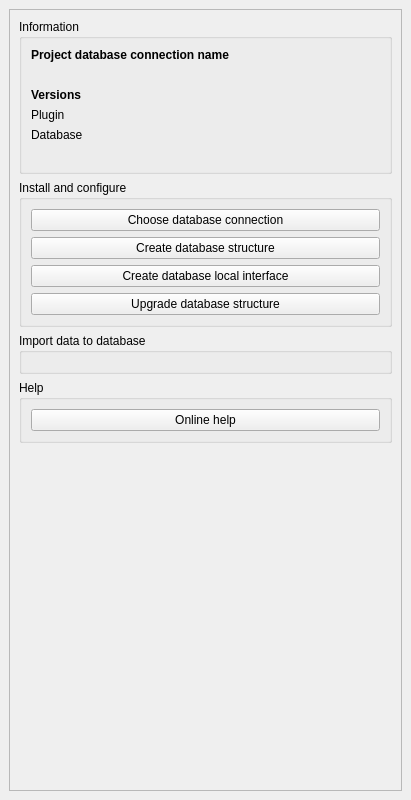
First picture: the form in cartads/resources/ui/dockwidget_base.ui, repository 3liz/qgis-cartads-plugin, before the edit.
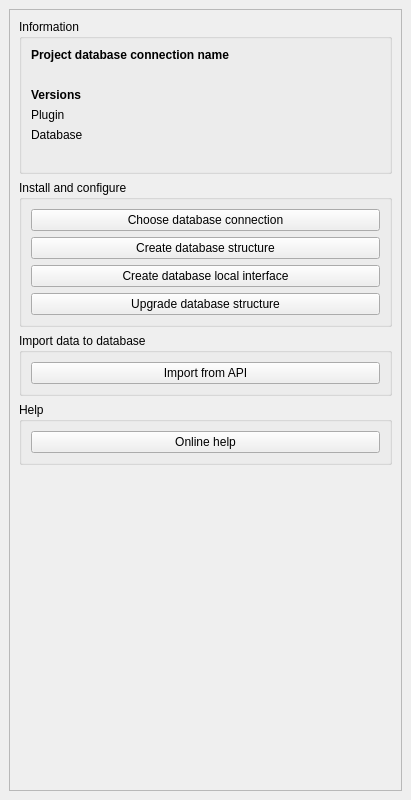
Second picture: the form after the edit.

Commit message: Ajout de l'algorithme d'import de dossier

The edit to the form file:
```diff
--- a/cartads/resources/ui/dockwidget_base.ui
+++ b/cartads/resources/ui/dockwidget_base.ui
@@ -169,7 +169,15 @@
           <property name="title">
            <string>Import data to database</string>
           </property>
-          <layout class="QVBoxLayout" name="verticalLayout_3"/>
+          <layout class="QVBoxLayout" name="verticalLayout_3">
+           <item>
+            <widget class="QPushButton" name="button_import_from_api">
+             <property name="text">
+              <string>Import from API</string>
+             </property>
+            </widget>
+           </item>
+          </layout>
          </widget>
         </item>
         <item>
```
Left out of the diff: 1 changed line with no effect on the pictures. The commit also changes 5 other files.
